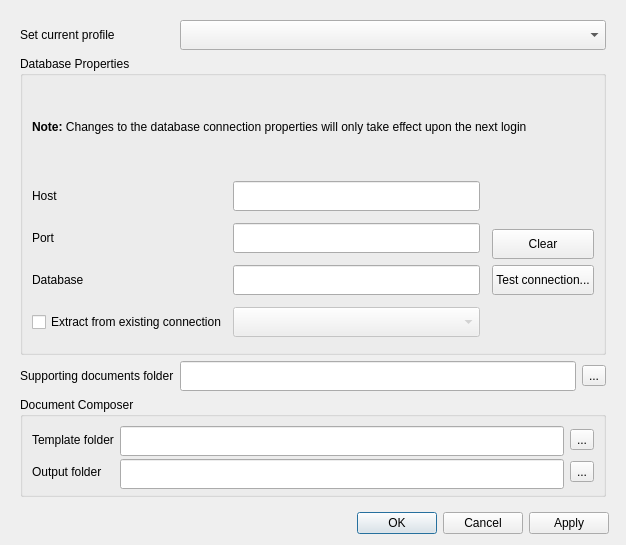
Qt form ui/ui_options.ui (gltn/stdm) before a commit.
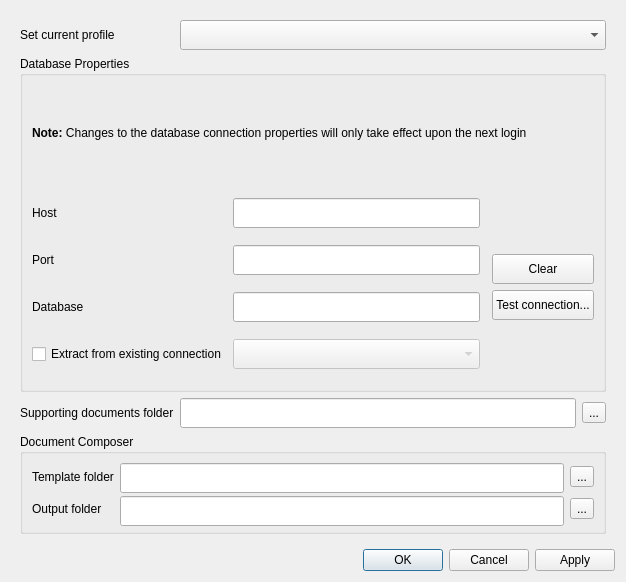
The same form after that commit. Icons and pictures are not drawn.

Commit message: Fixed options ui issue

```diff
--- a/ui/ui_options.ui
+++ b/ui/ui_options.ui
@@ -7,24 +7,23 @@
     <x>0</x>
     <y>0</y>
     <width>626</width>
-    <height>545</height>
+    <height>582</height>
    </rect>
   </property>
+  <property name="sizePolicy">
+   <sizepolicy hsizetype="Expanding" vsizetype="Expanding">
+    <horstretch>0</horstretch>
+    <verstretch>0</verstretch>
+   </sizepolicy>
+  </property>
   <property name="windowTitle">
    <string>Options</string>
   </property>
-  <layout class="QGridLayout" name="gridLayout_6">
-   <item row="2" column="0">
-    <widget class="QDialogButtonBox" name="buttonBox">
-     <property name="orientation">
-      <enum>Qt::Horizontal</enum>
-     </property>
-     <property name="standardButtons">
-      <set>QDialogButtonBox::Apply|QDialogButtonBox::Cancel|QDialogButtonBox::Ok</set>
-     </property>
-    </widget>
+  <layout class="QVBoxLayout" name="verticalLayout">
+   <item>
+    <layout class="QVBoxLayout" name="vlNotification"/>
    </item>
-   <item row="1" column="0" colspan="2">
+   <item>
     <widget class="QScrollArea" name="scrollArea">
      <property name="frameShape">
       <enum>QFrame::NoFrame</enum>
@@ -41,7 +40,7 @@
         <x>0</x>
         <y>0</y>
         <width>604</width>
-        <height>479</height>
+        <height>516</height>
        </rect>
       </property>
       <layout class="QGridLayout" name="gridLayout_5">
@@ -217,6 +216,9 @@
             <property name="text">
              <string>&lt;html&gt;&lt;head/&gt;&lt;body&gt;&lt;p&gt;&lt;span style=&quot; font-weight:600;&quot;&gt;Note:&lt;/span&gt; Changes to the database connection properties will only take effect upon the next login&lt;/p&gt;&lt;/body&gt;&lt;/html&gt;</string>
             </property>
+            <property name="wordWrap">
+             <bool>true</bool>
+            </property>
            </widget>
           </item>
           <item row="1" column="0" rowspan="2" colspan="3">
@@ -395,8 +397,15 @@
      </widget>
     </widget>
    </item>
-   <item row="0" column="0" colspan="2">
-    <layout class="QVBoxLayout" name="vlNotification"/>
+   <item>
+    <widget class="QDialogButtonBox" name="buttonBox">
+     <property name="orientation">
+      <enum>Qt::Horizontal</enum>
+     </property>
+     <property name="standardButtons">
+      <set>QDialogButtonBox::Apply|QDialogButtonBox::Cancel|QDialogButtonBox::Ok</set>
+     </property>
+    </widget>
    </item>
   </layout>
  </widget>
```
Left out of the diff: 194 changed lines with no effect on the pictures. The commit also changes 1 other file.
